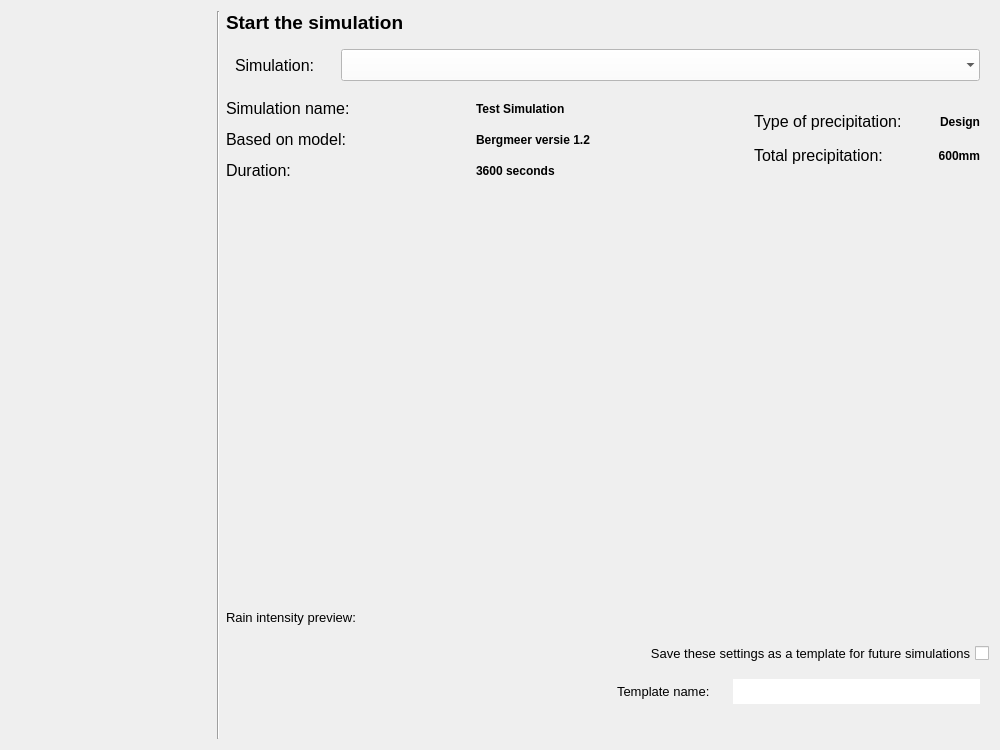
This is threedi_models_and_simulations/ui/simulation_wizard/page_initiation.ui in nens/threedi-api-qgis-client as Qt 5 draws it before an edit. The edited form follows.
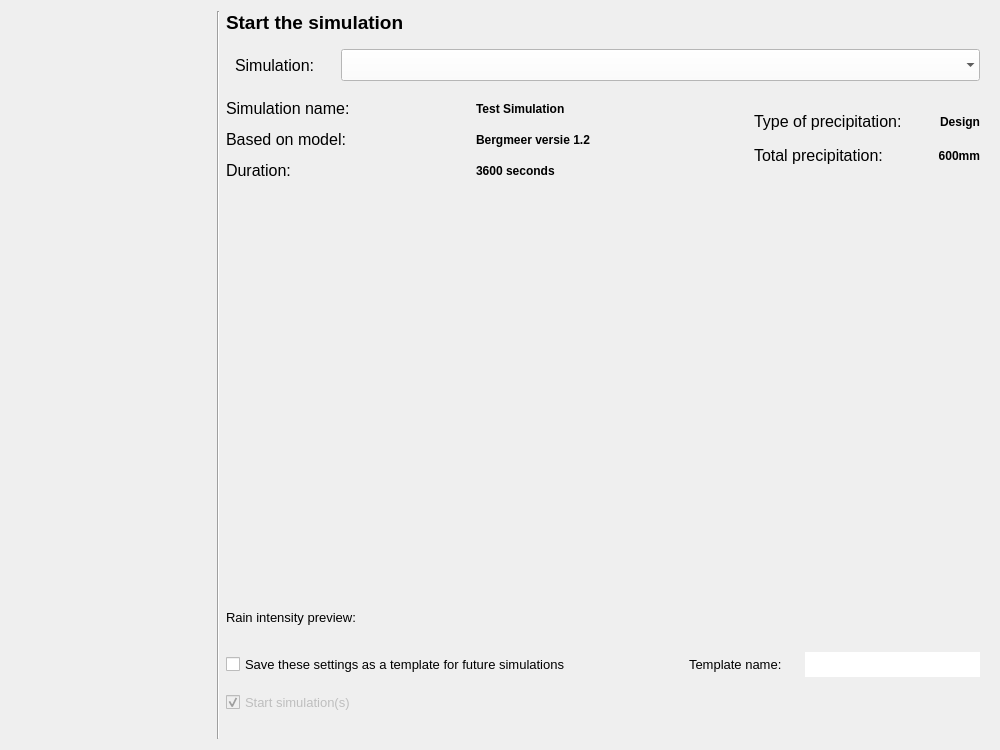
This is the edited form.

Commit message: initial implementation of create_template_only feature

```diff
--- a/threedi_models_and_simulations/ui/simulation_wizard/page_initiation.ui
+++ b/threedi_models_and_simulations/ui/simulation_wizard/page_initiation.ui
@@ -668,38 +668,7 @@
    </item>
    <item row="7" column="2" colspan="4">
     <layout class="QGridLayout" name="gridLayout_6">
-     <item row="0" column="1">
-      <widget class="QCheckBox" name="cb_save_template">
-       <property name="minimumSize">
-        <size>
-         <width>14</width>
-         <height>14</height>
-        </size>
-       </property>
-       <property name="maximumSize">
-        <size>
-         <width>16777215</width>
-         <height>16777215</height>
-        </size>
-       </property>
-       <property name="font">
-        <font>
-         <family>Segoe UI</family>
-         <pointsize>10</pointsize>
-        </font>
-       </property>
-       <property name="layoutDirection">
-        <enum>Qt::RightToLeft</enum>
-       </property>
-       <property name="text">
-        <string>Save these settings as a template for future simulations</string>
-       </property>
-       <property name="checked">
-        <bool>false</bool>
-       </property>
-      </widget>
-     </item>
-     <item row="1" column="1">
+     <item row="1" column="2">
       <widget class="QWidget" name="template_widget" native="true">
        <property name="minimumSize">
         <size>
@@ -777,6 +746,37 @@
       </widget>
      </item>
      <item row="1" column="0">
+      <widget class="QCheckBox" name="cb_save_template">
+       <property name="minimumSize">
+        <size>
+         <width>14</width>
+         <height>14</height>
+        </size>
+       </property>
+       <property name="maximumSize">
+        <size>
+         <width>16777215</width>
+         <height>16777215</height>
+        </size>
+       </property>
+       <property name="font">
+        <font>
+         <family>Segoe UI</family>
+         <pointsize>10</pointsize>
+        </font>
+       </property>
+       <property name="layoutDirection">
+        <enum>Qt::LeftToRight</enum>
+       </property>
+       <property name="text">
+        <string>Save these settings as a template for future simulations</string>
+       </property>
+       <property name="checked">
+        <bool>false</bool>
+       </property>
+      </widget>
+     </item>
+     <item row="1" column="1">
       <spacer name="horizontalSpacer_4">
        <property name="orientation">
         <enum>Qt::Horizontal</enum>
@@ -789,6 +789,28 @@
        </property>
       </spacer>
      </item>
+     <item row="2" column="0">
+      <widget class="QCheckBox" name="cb_start_simulation">
+       <property name="enabled">
+        <bool>false</bool>
+       </property>
+       <property name="font">
+        <font>
+         <family>Segoe UI</family>
+         <pointsize>10</pointsize>
+        </font>
+       </property>
+       <property name="layoutDirection">
+        <enum>Qt::LeftToRight</enum>
+       </property>
+       <property name="text">
+        <string>Start simulation(s)</string>
+       </property>
+       <property name="checked">
+        <bool>true</bool>
+       </property>
+      </widget>
+     </item>
     </layout>
    </item>
   </layout>
```
Left out of the diff: 1 changed line with no effect on the pictures. The commit also changes 5 other files.
